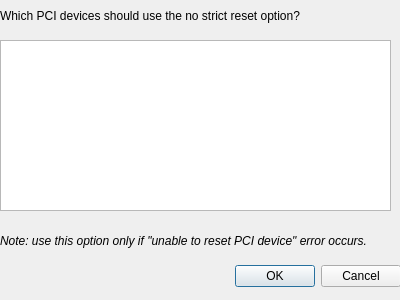
Old version of the form ui/devicelist.ui in the repository QubesOS/qubes-manager.
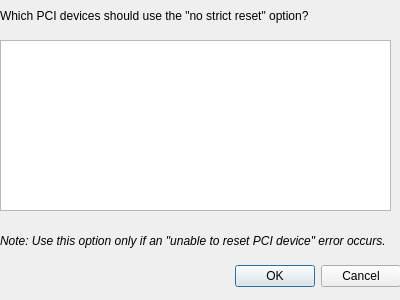
New version of the form.

Diff of the .ui file:
```diff
--- a/ui/devicelist.ui
+++ b/ui/devicelist.ui
@@ -52,7 +52,7 @@
     </rect>
    </property>
    <property name="text">
-    <string>Which PCI devices should use the no strict reset option?</string>
+    <string>Which PCI devices should use the &quot;no strict reset&quot; option?</string>
    </property>
   </widget>
   <widget class="QLabel" name="label_2">
@@ -70,7 +70,7 @@
     </font>
    </property>
    <property name="text">
-    <string>Note: use this option only if &quot;unable to reset PCI device&quot; error occurs. </string>
+    <string>Note: Use this option only if an &quot;unable to reset PCI device&quot; error occurs. </string>
    </property>
    <property name="wordWrap">
     <bool>true</bool>
```
